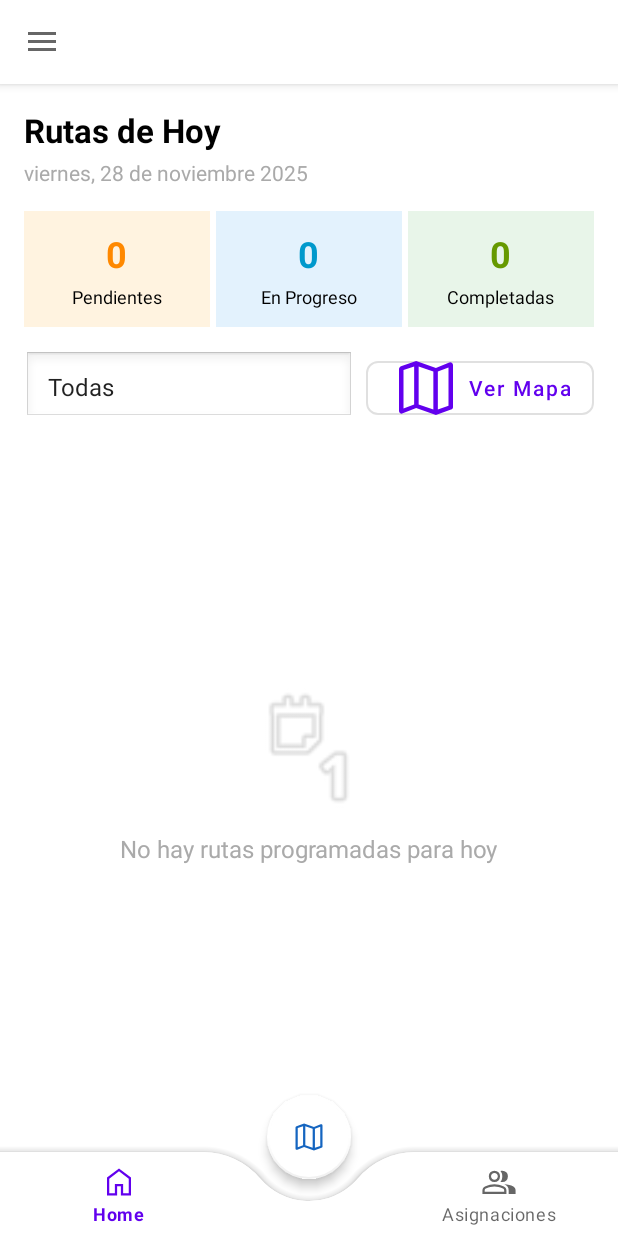
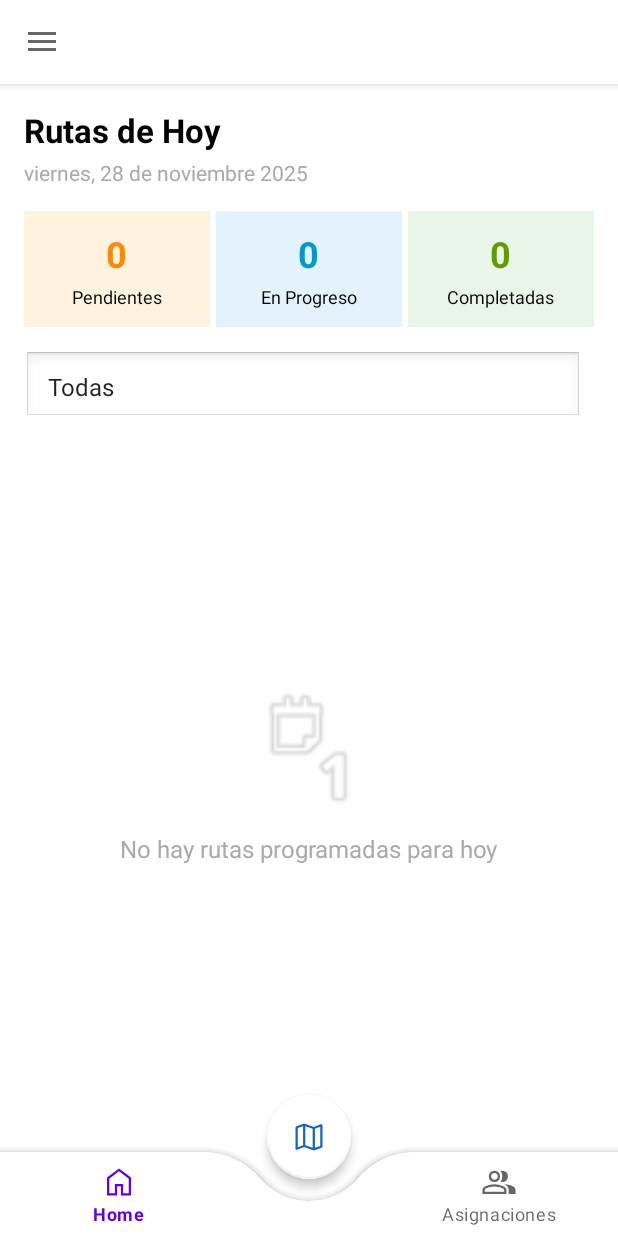
Before and after one commit to TJ7w7/ProyectoMoviles, an Android app: the fragment RutasHoy placed in its activity, on a phone screen of 412 x 824 dp. Run offline under Robolectric (Android 15) with nearby library versions, the phone set to English and light mode, and no system bars; our stand-ins replace Firebase (no records; nobody signed in at launch, a user with empty details on screens opened directly); pictures from the network do not load.

Commit message:
Arreglo de error de modo oscuro y claro

```diff
--- a/app/build.gradle.kts
+++ b/app/build.gradle.kts
@@ -14,8 +14,8 @@ android {
         applicationId = "com.tj.proyecto"
         minSdk = 24
         targetSdk = 36
-        versionCode = 4
-        versionName = "1.3"
+        versionCode = 5
+        versionName = "2.0"
 
         testInstrumentationRunner = "androidx.test.runner.AndroidJUnitRunner"
     }
--- a/app/src/main/java/com/tj/proyecto/RutasHoy.kt
+++ b/app/src/main/java/com/tj/proyecto/RutasHoy.kt
@@ -29,7 +29,7 @@ class RutasHoy : Fragment() {
     private lateinit var txtEnProgreso: TextView
     private lateinit var txtCompletadas: TextView
     private lateinit var spEstado: Spinner
-    private lateinit var btnVerMapa: MaterialButton
+//    private lateinit var btnVerMapa: MaterialButton
     private lateinit var rvRutasHoy: RecyclerView
     private lateinit var llSinRutas: View
 
@@ -51,10 +51,10 @@ class RutasHoy : Fragment() {
         setupRecyclerView()
         cargarRutasHoy()
 
-        btnVerMapa.setOnClickListener {
-            // TODO: Implementar vista de mapa con todas las rutas
-            Toast.makeText(requireContext(), "Próximamente: Mapa con rutas del día", Toast.LENGTH_SHORT).show()
-        }
+//        btnVerMapa.setOnClickListener {
+//            // TODO: Implementar vista de mapa con todas las rutas
+//            Toast.makeText(requireContext(), "Próximamente: Mapa con rutas del día", Toast.LENGTH_SHORT).show()
+//        }
 
         return view
     }
@@ -65,7 +65,7 @@ class RutasHoy : Fragment() {
         txtEnProgreso = view.findViewById(R.id.txtEnProgreso)
         txtCompletadas = view.findViewById(R.id.txtCompletadas)
         spEstado = view.findViewById(R.id.spEstado)
-        btnVerMapa = view.findViewById(R.id.btnVerMapa)
+//        btnVerMapa = view.findViewById(R.id.btnVerMapa)
         rvRutasHoy = view.findViewById(R.id.rvRutasHoy)
         llSinRutas = view.findViewById(R.id.llSinRutas)
     }
--- a/app/src/main/res/layout/fragment_rutas_hoy.xml
+++ b/app/src/main/res/layout/fragment_rutas_hoy.xml
@@ -161,15 +161,15 @@
                 android:background="@android:drawable/edit_text"
                 android:layout_marginEnd="8dp" />
 
-            <com.google.android.material.button.MaterialButton
-                android:id="@+id/btnVerMapa"
-                android:layout_width="wrap_content"
-                android:layout_height="48dp"
-                android:text="Ver Mapa"
-                android:textAllCaps="false"
-                app:icon="@drawable/ic_map"
-                app:cornerRadius="8dp"
-                style="@style/Widget.MaterialComponents.Button.OutlinedButton" />
+<!--            <com.google.android.material.button.MaterialButton-->
+<!--                android:id="@+id/btnVerMapa"-->
+<!--                android:layout_width="wrap_content"-->
+<!--                android:layout_height="48dp"-->
+<!--                android:text="Ver Mapa"-->
+<!--                android:textAllCaps="false"-->
+<!--                app:icon="@drawable/ic_map"-->
+<!--                app:cornerRadius="8dp"-->
+<!--                style="@style/Widget.MaterialComponents.Button.OutlinedButton" />-->
 
         </LinearLayout>
 
--- a/app/src/main/res/values-night/themes.xml
+++ b/app/src/main/res/values-night/themes.xml
@@ -1,6 +1,6 @@
 <resources xmlns:tools="http://schemas.android.com/tools">
     <!-- Base application theme. -->
-    <style name="Base.Theme.Proyecto" parent="Theme.MaterialComponents.DayNight.NoActionBar">
+    <style name="Base.Theme.Proyecto" parent="Theme.MaterialComponents.Light.NoActionBar">
         <!-- Customize your dark theme here. -->
         <!-- <item name="colorPrimary">@color/my_dark_primary</item> Material3-->
         <item name="windowActionBar">false</item>
```
